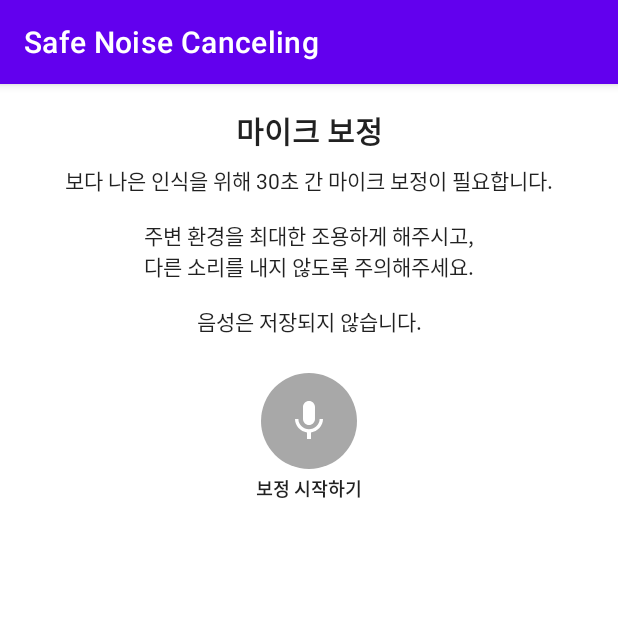
After one commit to Aftermoon-dev/SafeNoiseCanceling, an Android app: the CalibrationActivity screen opened directly, with no data from a screen before it, on a phone screen of 412 x 824 dp, the top half of it. The commit adds this screen. Run offline under Robolectric (Android 15) with nearby library versions, the phone set to English and light mode, and no system bars.

Commit message:
Applied MIC Calibration

```diff
--- a/app/build.gradle
+++ b/app/build.gradle
@@ -65,11 +65,8 @@ dependencies {
     implementation 'androidx.constraintlayout:constraintlayout:2.1.2'
     implementation 'androidx.preference:preference-ktx:1.1.1'
     implementation 'org.tensorflow:tensorflow-lite-metadata:0.1.0'
-    implementation 'androidx.lifecycle:lifecycle-livedata-ktx:2.3.1'
-    implementation 'androidx.lifecycle:lifecycle-viewmodel-ktx:2.3.1'
     implementation 'androidx.navigation:navigation-fragment-ktx:2.3.5'
     implementation 'androidx.navigation:navigation-ui-ktx:2.3.5'
-    implementation 'androidx.preference:preference:1.1.1'
 
     // Test
     testImplementation 'junit:junit:4.+'
@@ -88,4 +85,7 @@ dependencies {
     // Room DB
     implementation "androidx.room:room-runtime:$room_version"
     kapt "androidx.room:room-compiler:$room_version"
+
+    // View
+    implementation 'com.afollestad.material-dialogs:core:3.3.0'
 }
--- a/app/src/main/AndroidManifest.xml
+++ b/app/src/main/AndroidManifest.xml
@@ -3,7 +3,9 @@
     package="kr.ac.gachon.sw.safenoisecanceling">
 
     <uses-permission android:name="com.google.android.gms.permission.ACTIVITY_RECOGNITION" />
-    <uses-permission android:name="android.permission.FOREGROUND_SERVICE" /> <!-- Runtime Permission (Need to Permission Request) -->
+    <uses-permission android:name="android.permission.FOREGROUND_SERVICE" />
+
+    <!-- Runtime Permission (Need to Permission Request) -->
     <uses-permission android:name="android.permission.RECORD_AUDIO" />
     <uses-permission android:name="android.permission.ACTIVITY_RECOGNITION" />
 
@@ -26,6 +28,8 @@
             </intent-filter>
         </activity>
 
+        <activity android:name=".ui.calibration.CalibrationActivity" />
+
         <service
             android:name=".service.SoundClassificationService"
             android:enabled="true"
--- a/app/src/main/java/kr/ac/gachon/sw/safenoisecanceling/db/SoundDao.kt
+++ b/app/src/main/java/kr/ac/gachon/sw/safenoisecanceling/db/SoundDao.kt
@@ -14,6 +14,9 @@ interface SoundDao {
     @Query("SELECT * from sound LIMIT :startIdx, :itemCount")
     fun getSoundDatabyIndex(startIdx: Int, itemCount: Int): List<Sound>
 
+    @Query("DELETE from sound")
+    fun deleteAllData()
+
     @Insert
     fun insert(sound: Sound)
 
--- /dev/null
+++ b/app/src/main/java/kr/ac/gachon/sw/safenoisecanceling/ui/LoadingDialog.kt
@@ -0,0 +1,19 @@
+package kr.ac.gachon.sw.safenoisecanceling.ui
+
+import android.app.Dialog
+import android.content.Context
+import android.graphics.Color
+import android.graphics.drawable.ColorDrawable
+import kr.ac.gachon.sw.safenoisecanceling.databinding.DialogLoadingBinding
+
+class LoadingDialog(context: Context): Dialog(context) {
+    private val viewBinding: DialogLoadingBinding
+
+    init {
+        setCanceledOnTouchOutside(false)
+        setCancelable(false)
+        window!!.setBackgroundDrawable(ColorDrawable(Color.TRANSPARENT))
+        viewBinding = DialogLoadingBinding.inflate(layoutInflater)
+        setContentView(viewBinding.root)
+    }
+}
--- /dev/null
+++ b/app/src/main/java/kr/ac/gachon/sw/safenoisecanceling/ui/calibration/CalibrationActivity.kt
@@ -0,0 +1,63 @@
+package kr.ac.gachon.sw.safenoisecanceling.ui.calibration
+
+import android.content.Intent
+import android.os.Build
+import android.os.Bundle
+import android.os.Handler
+import android.os.Looper
+import android.widget.Toast
+import kr.ac.gachon.sw.safenoisecanceling.R
+import kr.ac.gachon.sw.safenoisecanceling.base.BaseActivity
+import kr.ac.gachon.sw.safenoisecanceling.databinding.ActivityCalibrationBinding
+import kr.ac.gachon.sw.safenoisecanceling.service.SoundClassificationService
+import kr.ac.gachon.sw.safenoisecanceling.ui.LoadingDialog
+import kr.ac.gachon.sw.safenoisecanceling.utils.Utils
+
+class CalibrationActivity: BaseActivity<ActivityCalibrationBinding>(ActivityCalibrationBinding::inflate),
+    CalibrationContract.View {
+    private lateinit var mPresenter: CalibrationPresenter
+    private lateinit var loadingDialog: LoadingDialog
+
+
+    override fun onCreate(savedInstanceState: Bundle?) {
+        super.onCreate(savedInstanceState)
+        mPresenter.createView(this)
+        loadingDialog = LoadingDialog(this)
+        setClickListener()
+    }
+
+    override fun initPresenter() {
+        mPresenter = CalibrationPresenter()
+    }
+
+    // 뒤로가기 막기
+    override fun onBackPressed() { }
+
+    private fun setClickListener() {
+        viewBinding.btnStartrecord.setOnClickListener {
+            val serviceIntent = Intent(this@CalibrationActivity, SoundClassificationService::class.java)
+            serviceIntent.putExtra("isCalibration", true)
+
+            if (Utils.checkPermission(this@CalibrationActivity, android.Manifest.permission.ACTIVITY_RECOGNITION) && Utils.checkPermission(this@CalibrationActivity, android.Manifest.permission.RECORD_AUDIO)) {
+                loadingDialog.show()
+                if (Build.VERSION.SDK_INT >= Build.VERSION_CODES.O) {
+                    this@CalibrationActivity.startForegroundService(serviceIntent)
+                } else {
+                    this@CalibrationActivity.startService(serviceIntent)
+                }
+            }
+            else {
+                Toast.makeText(this@CalibrationActivity, getString(R.string.permission_denied), Toast.LENGTH_SHORT).show()
+                finish()
+            }
+
+            // 30초 후 종료
+            Handler(Looper.getMainLooper()).postDelayed({
+                stopService(serviceIntent)
+                loadingDialog.dismiss()
+                Toast.makeText(this@CalibrationActivity, getString(R.string.calibration_finish), Toast.LENGTH_SHORT).show()
+                finish()
+            }, 30000)
+        }
+    }
+}
--- /dev/null
+++ b/app/src/main/java/kr/ac/gachon/sw/safenoisecanceling/ui/calibration/CalibrationContract.kt
@@ -0,0 +1,9 @@
+package kr.ac.gachon.sw.safenoisecanceling.ui.calibration
+
+import kr.ac.gachon.sw.safenoisecanceling.base.BasePresenter
+import kr.ac.gachon.sw.safenoisecanceling.base.BaseView
+
+interface CalibrationContract {
+    interface View: BaseView
+    interface Presenter: BasePresenter<View>
+}
--- /dev/null
+++ b/app/src/main/java/kr/ac/gachon/sw/safenoisecanceling/ui/calibration/CalibrationPresenter.kt
@@ -0,0 +1,13 @@
+package kr.ac.gachon.sw.safenoisecanceling.ui.calibration
+
+class CalibrationPresenter: CalibrationContract.Presenter {
+    private var mView: CalibrationContract.View? = null
+
+    override fun createView(view: CalibrationContract.View) {
+        mView = view
+    }
+
+    override fun destroyView() {
+        mView = null
+    }
+}
--- a/app/src/main/java/kr/ac/gachon/sw/safenoisecanceling/ui/setting/SettingContract.kt
+++ b/app/src/main/java/kr/ac/gachon/sw/safenoisecanceling/ui/setting/SettingContract.kt
@@ -5,5 +5,7 @@ import kr.ac.gachon.sw.safenoisecanceling.base.BaseView
 
 interface SettingContract {
     interface View: BaseView
-    interface Presenter: BasePresenter<View>
+    interface Presenter: BasePresenter<View> {
+        fun deleteAllSoundData()
+    }
 }
--- a/app/src/main/java/kr/ac/gachon/sw/safenoisecanceling/ui/setting/SettingPresenter.kt
+++ b/app/src/main/java/kr/ac/gachon/sw/safenoisecanceling/ui/setting/SettingPresenter.kt
@@ -1,7 +1,13 @@
 package kr.ac.gachon.sw.safenoisecanceling.ui.setting
+
+import kr.ac.gachon.sw.safenoisecanceling.models.DatabaseModel
 
 class SettingPresenter: SettingContract.Presenter {
     private var settingView: SettingContract.View? = null
+
+    override fun deleteAllSoundData() {
+        DatabaseModel.deleteAllSoundData()
+    }
 
     override fun createView(view: SettingContract.View) {
         settingView = view
--- a/app/src/main/java/kr/ac/gachon/sw/safenoisecanceling/utils/Preferences.kt
+++ b/app/src/main/java/kr/ac/gachon/sw/safenoisecanceling/utils/Preferences.kt
@@ -17,4 +17,9 @@ class Preferences(context: Context) {
     var classifyThresholds: Float
         get() = preferences.getFloat("classifyThresholds", 0.3f)
         set(value) = preferences.edit().putFloat("classifyThresholds", value).apply()
+
+    // Base Max Amplitude
+    var baseMaxAmplitude: Float
+        get() = preferences.getFloat("baseMaxAmplitude", -1000.0f)
+        set(value) = preferences.edit().putFloat("baseMaxAmplitude", value).apply()
 }
--- /dev/null
+++ b/app/src/main/res/drawable/circle_button.xml
@@ -0,0 +1,4 @@
+<?xml version="1.0" encoding="utf-8"?>
+<shape xmlns:android="http://schemas.android.com/apk/res/android"
+    android:shape="oval">
+</shape>
--- /dev/null
+++ b/app/src/main/res/drawable/ic_baseline_mic_24.xml
@@ -0,0 +1,10 @@
+<vector xmlns:android="http://schemas.android.com/apk/res/android"
+    android:width="24dp"
+    android:height="24dp"
+    android:viewportWidth="24"
+    android:viewportHeight="24"
+    android:tint="?attr/colorControlNormal">
+  <path
+      android:fillColor="@android:color/white"
+      android:pathData="M12,14c1.66,0 2.99,-1.34 2.99,-3L15,5c0,-1.66 -1.34,-3 -3,-3S9,3.34 9,5v6c0,1.66 1.34,3 3,3zM17.3,11c0,3 -2.54,5.1 -5.3,5.1S6.7,14 6.7,11L5,11c0,3.41 2.72,6.23 6,6.72L11,21h2v-3.28c3.28,-0.48 6,-3.3 6,-6.72h-1.7z"/>
+</vector>
--- /dev/null
+++ b/app/src/main/res/layout/activity_calibration.xml
@@ -0,0 +1,71 @@
+<?xml version="1.0" encoding="utf-8"?>
+<androidx.constraintlayout.widget.ConstraintLayout xmlns:android="http://schemas.android.com/apk/res/android"
+    xmlns:app="http://schemas.android.com/apk/res-auto"
+    xmlns:tools="http://schemas.android.com/tools"
+    android:layout_width="match_parent"
+    android:layout_height="match_parent">
+
+    <TextView
+        android:id="@+id/tv_calibration_title"
+        android:layout_width="0dp"
+        android:layout_height="wrap_content"
+        android:layout_marginStart="16dp"
+        android:layout_marginTop="16dp"
+        android:layout_marginEnd="16dp"
+        android:text="@string/calibration_title"
+        android:textAlignment="center"
+        android:textColor="?android:attr/textColorPrimary"
+        android:textSize="20sp"
+        android:textStyle="bold"
+        app:layout_constraintEnd_toEndOf="parent"
+        app:layout_constraintStart_toStartOf="parent"
+        app:layout_constraintTop_toTopOf="parent" />
+
+    <TextView
+        android:id="@+id/tv_calibration_msg"
+        android:layout_width="0dp"
+        android:layout_height="wrap_content"
+        android:layout_marginStart="16dp"
+        android:layout_marginTop="8dp"
+        android:layout_marginEnd="16dp"
+        android:text="@string/calibration_msg"
+        android:textAlignment="center"
+        android:textColor="?android:attr/textColorPrimary"
+        android:textSize="14sp"
+        app:layout_constraintEnd_toEndOf="parent"
+        app:layout_constraintStart_toStartOf="parent"
+        app:layout_constraintTop_toBottomOf="@+id/tv_calibration_title" />
+
+    <com.google.android.material.button.MaterialButton
+        android:id="@+id/btn_startrecord"
+        android:layout_width="64dp"
+        android:layout_height="64dp"
+        android:layout_marginTop="24dp"
+        android:background="@drawable/circle_button"
+        android:insetLeft="0dp"
+        android:insetTop="0dp"
+        android:insetRight="0dp"
+        android:insetBottom="0dp"
+        android:padding="0dp"
+        app:iconSize="32dp"
+        app:icon="@drawable/ic_baseline_mic_24"
+        app:iconGravity="textStart"
+        app:iconPadding="0dp"
+        app:backgroundTint="#A8A8A8"
+        app:layout_constraintEnd_toEndOf="parent"
+        app:layout_constraintStart_toStartOf="parent"
+        app:layout_constraintTop_toBottomOf="@+id/tv_calibration_msg" />
+
+    <TextView
+        android:id="@+id/tv_start_btn"
+        android:layout_width="wrap_content"
+        android:layout_height="wrap_content"
+        android:layout_marginTop="4dp"
+        android:text="@string/calibration_start_button"
+        android:textColor="?android:attr/textColorPrimary"
+        android:textSize="12sp"
+        android:textStyle="bold"
+        app:layout_constraintEnd_toEndOf="@+id/btn_startrecord"
+        app:layout_constraintStart_toStartOf="@+id/btn_startrecord"
+        app:layout_constraintTop_toBottomOf="@+id/btn_startrecord" />
+</androidx.constraintlayout.widget.ConstraintLayout>
--- a/app/src/main/res/values/strings.xml
+++ b/app/src/main/res/values/strings.xml
@@ -22,6 +22,16 @@
     <!-- Setting -->
     <string name="setting_enable">서비스 활성화</string>
     <string name="setting_calibration">마이크 보정</string>
+    <string name="setting_calibration_title">주의</string>
+    <string name="setting_calibration_msg">정말 재보정을 하시겠습니까?\n보정하는 동안은 위험 소리 인식이 불가능하며, 무조건 보정을 완료해야 합니다!</string>
     <string name="setting_resethistory">인식 기록 초기화</string>
+    <string name="setting_resethistory_dialog_title">경고</string>
+    <string name="setting_resethistory_dialog_msg">정말 모든 기록을 삭제하시겠습니까?\n삭제 후에는 다시 복구할 수 없습니다!</string>
     <string name="setting_author">가천대학교 소프트웨어학과 졸업작품 프로젝트\n5분반 7조 (김나형, 박다정, 선민재)\n2021.3 ~ 2022.6</string>
+
+    <!-- Calibration -->
+    <string name="calibration_title">마이크 보정</string>
+    <string name="calibration_msg">보다 나은 인식을 위해 30초 간 마이크 보정이 필요합니다.\n\n주변 환경을 최대한 조용하게 해주시고,\n다른 소리를 내지 않도록 주의해주세요.\n\n음성은 저장되지 않습니다.</string>
+    <string name="calibration_start_button">보정 시작하기</string>
+    <string name="calibration_finish">보정이 끝났습니다.</string>
 </resources>
```
Also changed, not shown: app/src/main/java/kr/ac/gachon/sw/safenoisecanceling/models/DatabaseModel.kt (+8 -0 lines), app/src/main/java/kr/ac/gachon/sw/safenoisecanceling/service/SoundClassificationService.kt (+50 -8 lines), app/src/main/java/kr/ac/gachon/sw/safenoisecanceling/ui/main/MainActivity.kt (+10 -0 lines), app/src/main/java/kr/ac/gachon/sw/safenoisecanceling/ui/setting/SettingFragment.kt (+39 -0 lines), app/src/main/res/layout/dialog_loading.xml (added, +18 -0 lines).
